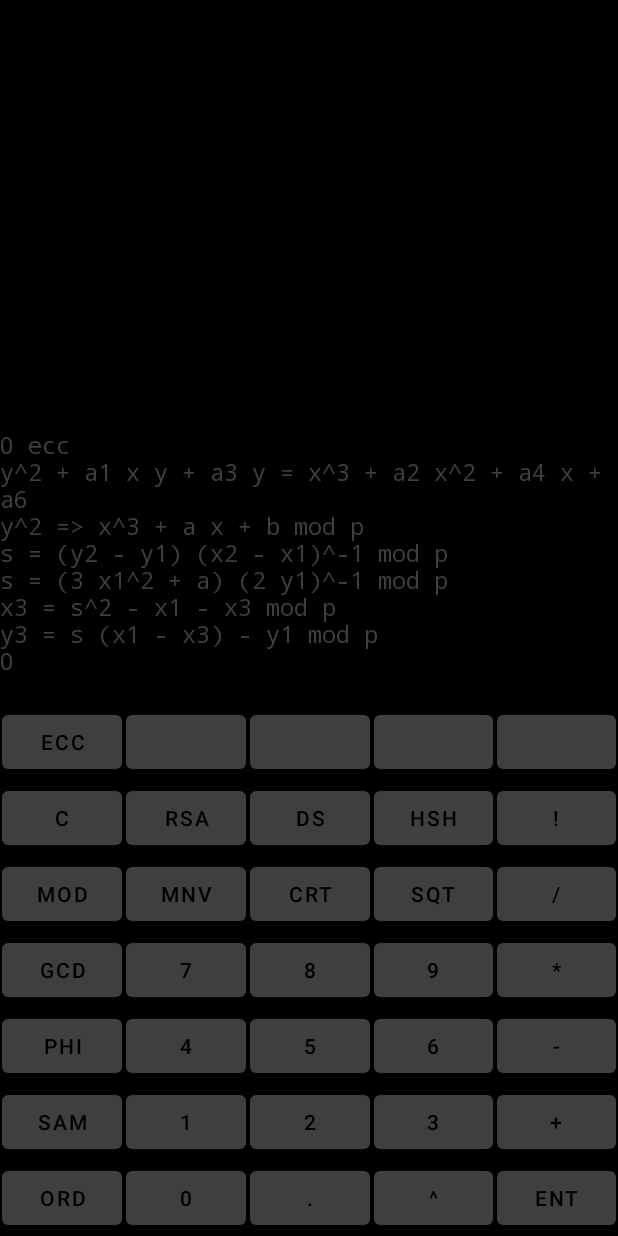
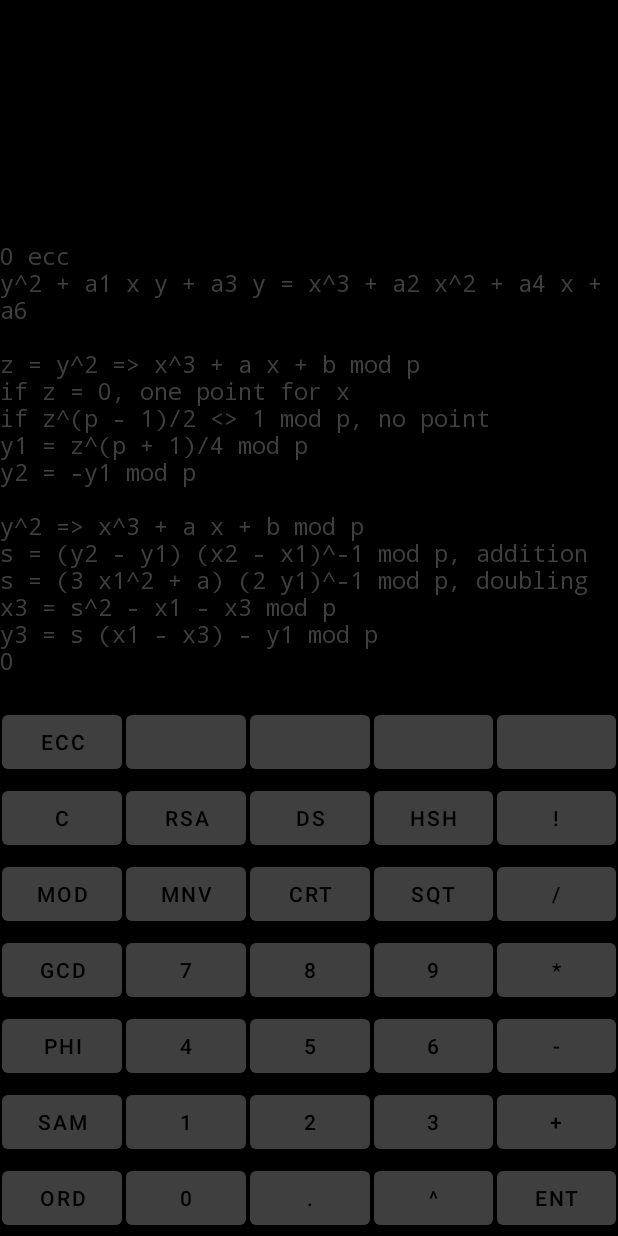
Before and after one commit to chrimson/CalCrypt, an Android app: the screen it shows after launch (MainActivity), after a tap on "ECC", on a phone screen of 412 x 824 dp. Run offline under Robolectric (Android 15) with nearby library versions, the phone set to English and light mode, and no system bars.

Commit message:
Generate ECC point

```diff
--- a/app/src/main/java/net/chrimson/calcrypt/MainActivity.java
+++ b/app/src/main/java/net/chrimson/calcrypt/MainActivity.java
@@ -349,10 +349,17 @@ public class MainActivity extends AppCompatActivity {
     }
 
     private Long ecc(Long n) {
-        display.append("y^2 + a1 x y + a3 y = x^3 + a2 x^2 + a4 x + a6\n" +
+        display.append("y^2 + a1 x y + a3 y = x^3 + a2 x^2 + a4 x + a6\n\n" +
+
+                "z = y^2 => x^3 + a x + b mod p\n" +
+                "if z = 0, one point for x\n" +
+                "if z^(p - 1)/2 <> 1 mod p, no point\n" +
+                "y1 = z^(p + 1)/4 mod p\n" +
+                "y2 = -y1 mod p\n\n" +
+
                 "y^2 => x^3 + a x + b mod p\n" +
-                "s = (y2 - y1) (x2 - x1)^-1 mod p\n" +
-                "s = (3 x1^2 + a) (2 y1)^-1 mod p\n" +
+                "s = (y2 - y1) (x2 - x1)^-1 mod p, addition\n" +
+                "s = (3 x1^2 + a) (2 y1)^-1 mod p, doubling\n" +
                 "x3 = s^2 - x1 - x3 mod p\n" +
                 "y3 = s (x1 - x3) - y1 mod p\n");
 
```
